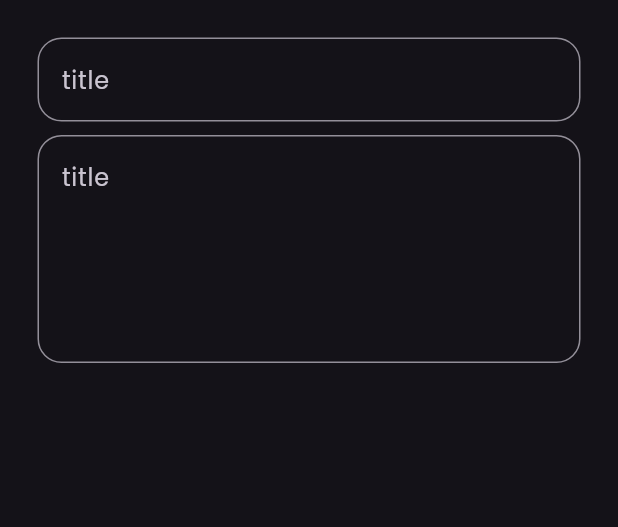
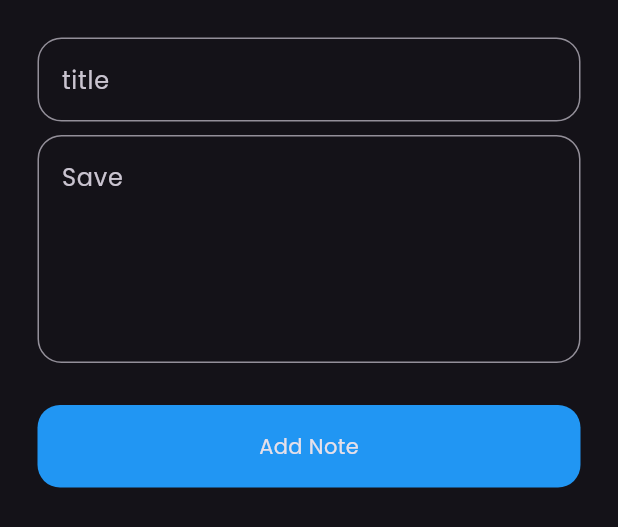
Before and after one commit to Choubbati/Notes_app, a Flutter app: the Add_Notes_Button_Sheet widget shown alone on an empty page, opened directly, on a phone screen of 412 x 824 dp. Shown: the top 527 px of the screen. Run offline on Flutter 3.47's test engine with Material 3 defaults, Android fonts, the phone set to English and light mode, and no system bars; our stand-ins replace font_awesome_flutter.

Commit message:
finished note botton sheet

```diff
--- a/lib/Views/Widgets/AddNotesButtonSheet.dart
+++ b/lib/Views/Widgets/AddNotesButtonSheet.dart
@@ -7,23 +7,49 @@ class Add_Notes_Button_Sheet extends StatelessWidget {
   @override
   Widget build(BuildContext context) {
     return  Container(
+      height: 600,
       child: Padding(
         padding: const EdgeInsets.all(25.0),
+        child: SingleChildScrollView(
           child: Column(
             children: [
               CostumTextField(title: 'title' ),
               SizedBox(height: 9,),
               CostumTextField(
 
-              title: 'title',
+                title: 'Save',
                 maxlines: 5,),
+                SizedBox(height: 28,),
 
+              costumButton()
 
 
             ],
+          ),
         ),
 
       ),
     );
   }
 }
+
+class costumButton extends StatelessWidget {
+  const costumButton({
+    super.key,
+  });
+
+  @override
+  Widget build(BuildContext context) {
+    return Container(
+      decoration: BoxDecoration(borderRadius: BorderRadius.circular(15),    color: Colors.blue,),
+
+      width: MediaQuery.of(context).size.width,
+      height: 55,
+      child:  Center(
+        child: Text('Add Note'),
+
+      ),
+
+    );
+  }
+}
```
Lines whose indentation alone changed are shown as unchanged.
